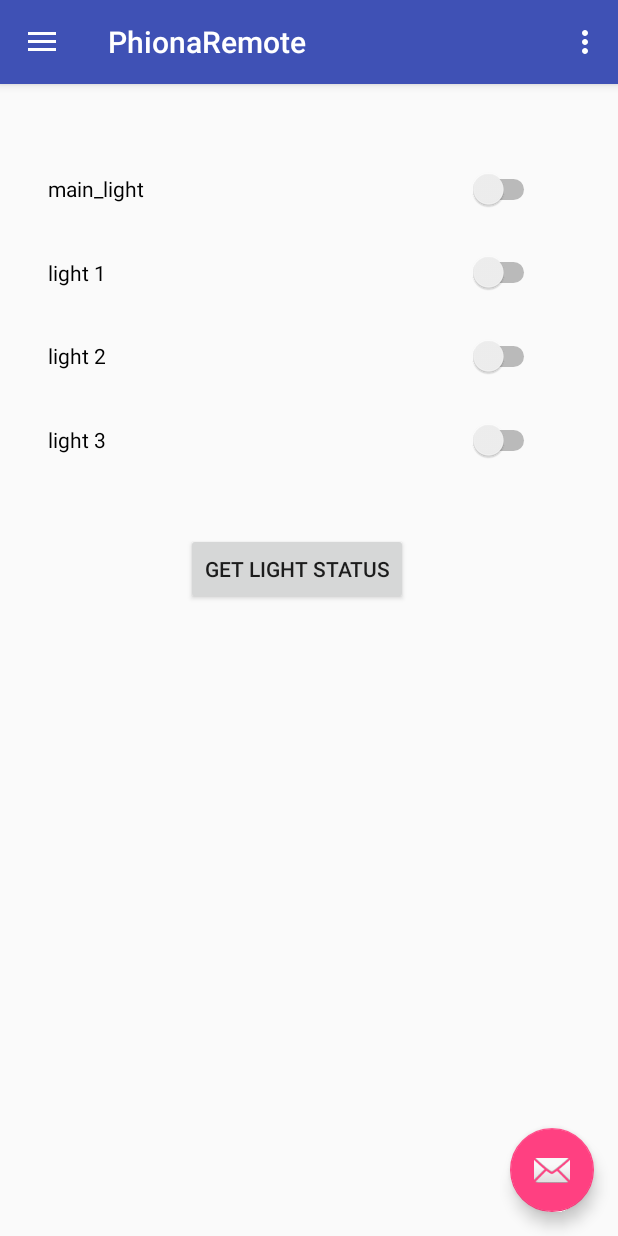
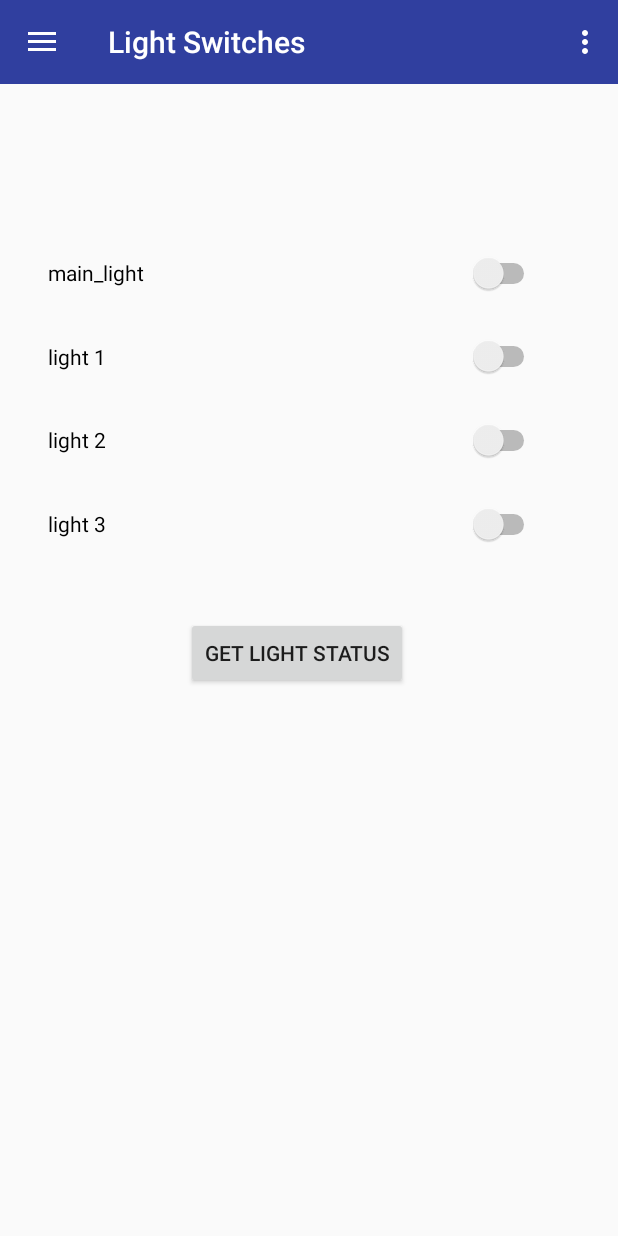
Before and after one commit to josemarcosrf/DroidVan, an Android app: the ManualLightSwitchActivity screen opened directly, with no data from a screen before it, on a phone screen of 412 x 824 dp. Run offline under Robolectric (Android 15) with nearby library versions, the phone set to English and light mode, and no system bars; our stand-ins replace Volley; network calls fail.

Commit message:
simplified toolbar and fixed drawer clicks listening

```diff
--- a/app/src/main/AndroidManifest.xml
+++ b/app/src/main/AndroidManifest.xml
@@ -9,20 +9,18 @@
     <application
         android:allowBackup="true"
         android:icon="@mipmap/ic_launcher"
-        android:label="@string/app_name"
-        android:theme="@style/AppTheme.NoActionBar"
         android:roundIcon="@mipmap/ic_launcher_round"
         android:supportsRtl="true">
         <activity
             android:name=".ManualLightSwitchActivity"
+            android:label="@string/title_light_switch"
             android:theme="@style/AppTheme.NoActionBar">
-
         </activity>
 
         <!-- Navigation Activity which is the main activity for now -->
         <activity
             android:name=".TimerActivity"
-            android:label="@string/title_activity_navigation"
+            android:label="@string/title_timer_activity"
             android:theme="@style/AppTheme.NoActionBar">
             <intent-filter>
                 <action android:name="android.intent.action.MAIN" />
--- a/app/src/main/java/project/van/the/phionaremote/ManualLightSwitchActivity.java
+++ b/app/src/main/java/project/van/the/phionaremote/ManualLightSwitchActivity.java
@@ -48,8 +48,6 @@ public class ManualLightSwitchActivity extends baseLayout {
     private SharedPreferences sharedPref;
     private GestureDetectorCompat gestureObject;    // Gesture detector
 
-    private DrawerLayout mDrawerLayout;
-
     @Override
     protected void onCreate(Bundle savedInstanceState) {
         super.onCreate(savedInstanceState);
@@ -70,6 +68,8 @@ public class ManualLightSwitchActivity extends baseLayout {
     @Override
     public boolean onTouchEvent(MotionEvent event) {
         Log.d(TAG, "On ManualLightSwitchActivity-onTouchEvent...");
+        Toast.makeText(this, "On ManualLightSwitchActivity-onTouchEvent...",
+            Toast.LENGTH_SHORT).show();
         this.gestureObject.onTouchEvent(event);
         return super.onTouchEvent(event);
     }
--- a/app/src/main/java/project/van/the/phionaremote/baseLayout.java
+++ b/app/src/main/java/project/van/the/phionaremote/baseLayout.java
@@ -24,25 +24,27 @@ public class baseLayout extends AppCompatActivity
 
 
     protected void onCreateDrawer() {
-//        super.onCreate(savedInstanceState);
-//        setContentView(R.layout.activity_timer);
         Toolbar toolbar = (Toolbar) findViewById(R.id.toolbar);
         setSupportActionBar(toolbar);
 
-        // Floating action button on the right bottom side of the screen
-        FloatingActionButton fab = (FloatingActionButton) findViewById(R.id.fab);
-        fab.setOnClickListener(new View.OnClickListener() {
-            @Override
-            public void onClick(View view) {
-                Snackbar.make(view, "Replace with your own action", Snackbar.LENGTH_LONG)
-                        .setAction("Action", null).show();
-            }
-        });
+//        // Floating action button on the right bottom side of the screen
+//        FloatingActionButton fab = (FloatingActionButton) findViewById(R.id.fab);
+//        fab.setOnClickListener(new View.OnClickListener() {
+//            @Override
+//            public void onClick(View view) {
+//                Snackbar.make(view, "Replace with your own action", Snackbar.LENGTH_LONG)
+//                        .setAction("Action", null).show();
+//            }
+//        });
 
         // The actual drawer we were looking for...
         mDrawerLayout = (DrawerLayout) findViewById(R.id.drawer_layout);
         ActionBarDrawerToggle toggle = new ActionBarDrawerToggle(
-                this, mDrawerLayout, toolbar, R.string.navigation_drawer_open, R.string.navigation_drawer_close);
+                this,                           /* host Activity */
+                mDrawerLayout,                        /* DrawerLayout  */
+                toolbar,                              /* menu toolbar view */
+                R.string.navigation_drawer_open,
+                R.string.navigation_drawer_close);
 
         mDrawerLayout.addDrawerListener(toggle);
         toggle.syncState();
@@ -71,7 +73,6 @@ public class baseLayout extends AppCompatActivity
 
     @Override
     public boolean onOptionsItemSelected(MenuItem item) {
-
         switch (item.getItemId()) {
             // action when action_search was selected
             case R.id.ip_setting:
@@ -82,7 +83,6 @@ public class baseLayout extends AppCompatActivity
                 Toast.makeText(this, "Default option...", Toast.LENGTH_SHORT).show();
                 break;
         }
-
         return super.onOptionsItemSelected(item);
     }
 
@@ -90,6 +90,8 @@ public class baseLayout extends AppCompatActivity
     public boolean onNavigationItemSelected(MenuItem item) {
         // Handle navigation view item clicks here.
         int id = item.getItemId();
+
+        Toast.makeText(this, "Someone is touching the nav menu ehhh...", Toast.LENGTH_SHORT).show();
 
         if (id == R.id.light_switches) {
             Toast.makeText(this, "lightSwitches...", Toast.LENGTH_SHORT).show();
--- a/app/src/main/res/layout/activity_light_switches.xml
+++ b/app/src/main/res/layout/activity_light_switches.xml
@@ -9,23 +9,19 @@
     android:layout_width="match_parent"
     android:layout_height="match_parent"
     android:fitsSystemWindows="true"
-    tools:context=".ManualLightSwitchActivity"
     tools:layout_editor_absoluteY="81dp"
     tools:openDrawer="start">
 
+    <LinearLayout
+        android:layout_width="match_parent"
+        android:layout_height="match_parent"
+        android:orientation="vertical">
+
+        <!-- The ActionBar displayed at the top -->
         <include
-        layout="@layout/app_bar_navigation"
+            layout="@layout/toolbar"
             android:layout_width="match_parent"
-        android:layout_height="match_parent" />
-
-    <android.support.design.widget.NavigationView
-        android:id="@+id/nav_view"
-        android:layout_width="wrap_content"
-        android:layout_height="match_parent"
-        android:layout_gravity="start"
-        android:fitsSystemWindows="true"
-        app:headerLayout="@layout/nav_header_navigation"
-        app:menu="@menu/drawer_view" />
+            android:layout_height="wrap_content" />
 
         <android.support.constraint.ConstraintLayout
             android:id="@+id/content_frame"
@@ -107,5 +103,15 @@
 
         </android.support.constraint.ConstraintLayout>
 
+    </LinearLayout>
+
+    <android.support.design.widget.NavigationView
+        android:id="@+id/nav_view"
+        android:layout_width="wrap_content"
+        android:layout_height="match_parent"
+        android:layout_gravity="start"
+        android:fitsSystemWindows="true"
+        app:headerLayout="@layout/nav_header_navigation"
+        app:menu="@menu/drawer_view" />
 
 </android.support.v4.widget.DrawerLayout>
--- a/app/src/main/res/layout/app_bar_navigation.xml
+++ /dev/null
@@ -1,33 +0,0 @@
-<?xml version="1.0" encoding="utf-8"?>
-<android.support.design.widget.CoordinatorLayout xmlns:android="http://schemas.android.com/apk/res/android"
-    xmlns:app="http://schemas.android.com/apk/res-auto"
-    xmlns:tools="http://schemas.android.com/tools"
-    android:layout_width="match_parent"
-    android:layout_height="match_parent"
-    tools:context=".TimerActivity">
-
-    <android.support.design.widget.AppBarLayout
-        android:layout_width="match_parent"
-        android:layout_height="wrap_content"
-        android:theme="@style/AppTheme.AppBarOverlay">
-
-        <android.support.v7.widget.Toolbar
-            android:id="@+id/toolbar"
-            android:layout_width="match_parent"
-            android:layout_height="?attr/actionBarSize"
-            android:background="?attr/colorPrimary"
-            app:popupTheme="@style/AppTheme.PopupOverlay" />
-
-    </android.support.design.widget.AppBarLayout>
-
-    <include layout="@layout/content_navigation" />
-
-    <android.support.design.widget.FloatingActionButton
-        android:id="@+id/fab"
-        android:layout_width="wrap_content"
-        android:layout_height="wrap_content"
-        android:layout_gravity="bottom|end"
-        android:layout_margin="@dimen/fab_margin"
-        app:srcCompat="@android:drawable/ic_dialog_email" />
-
-</android.support.design.widget.CoordinatorLayout>
--- a/app/src/main/res/layout/content_navigation.xml
+++ /dev/null
@@ -1,11 +0,0 @@
-<?xml version="1.0" encoding="utf-8"?>
-<android.support.constraint.ConstraintLayout xmlns:android="http://schemas.android.com/apk/res/android"
-    xmlns:app="http://schemas.android.com/apk/res-auto"
-    xmlns:tools="http://schemas.android.com/tools"
-    android:layout_width="match_parent"
-    android:layout_height="match_parent"
-    app:layout_behavior="@string/appbar_scrolling_view_behavior"
-    tools:context=".TimerActivity"
-    tools:showIn="@layout/app_bar_navigation">
-
-</android.support.constraint.ConstraintLayout>
--- /dev/null
+++ b/app/src/main/res/layout/toolbar.xml
@@ -0,0 +1,11 @@
+<android.support.v7.widget.Toolbar
+    xmlns:android="http://schemas.android.com/apk/res/android"
+    xmlns:app="http://schemas.android.com/apk/res-auto"
+    android:id="@+id/toolbar"
+    android:layout_height="wrap_content"
+    android:layout_width="match_parent"
+    android:fitsSystemWindows="true"
+    android:minHeight="?attr/actionBarSize"
+    app:theme="@style/ThemeOverlay.AppCompat.Dark.ActionBar"
+    android:background="?attr/colorPrimaryDark">
+</android.support.v7.widget.Toolbar>
```
Also changed, not shown: app/src/main/res/layout/activity_timer.xml (+12 -3 lines), app/src/main/res/menu/navigation.xml (deleted, +0 -9 lines), app/src/main/res/values/strings.xml (+15 -79 lines). Lines whose indentation alone changed are shown as unchanged.
